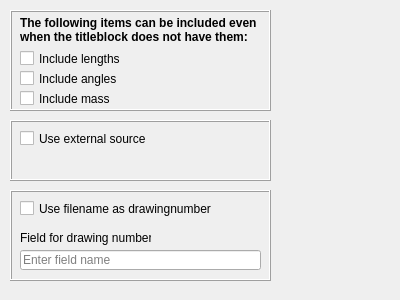
This is UI/PreferenceUI.ui in APEbbers/TitleBlock-WB as Qt 5 draws it before an edit. The edited form follows.
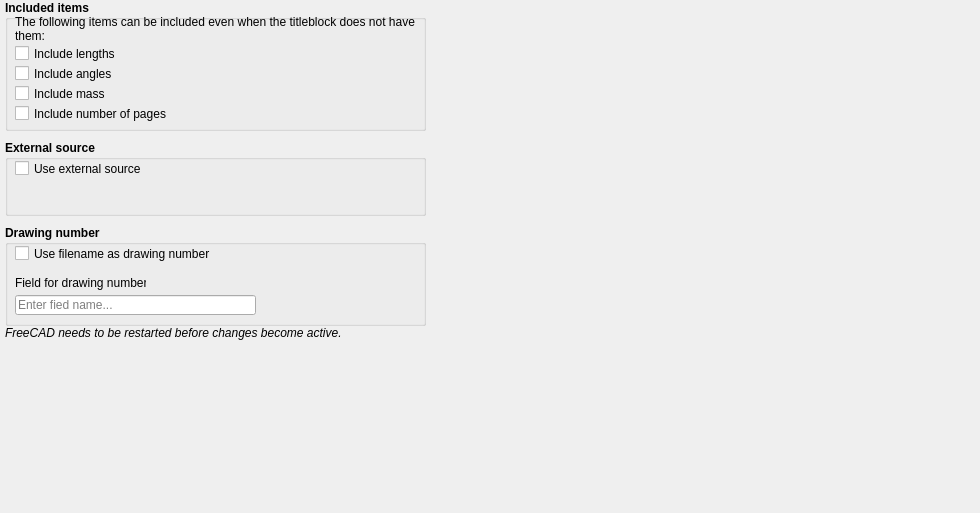
This is the edited form. Custom widgets are drawn as their Qt base class.

Commit message: Preferences + scripts updated

The edit to the form file:
```diff
--- a/UI/PreferenceUI.ui
+++ b/UI/PreferenceUI.ui
@@ -6,191 +6,54 @@
    <rect>
     <x>0</x>
     <y>0</y>
-    <width>400</width>
-    <height>300</height>
+    <width>980</width>
+    <height>513</height>
    </rect>
   </property>
   <property name="windowTitle">
    <string>Form</string>
   </property>
-  <widget class="QFrame" name="frame">
+  <property name="inputMethodHints">
+   <set>Qt::ImhNone</set>
+  </property>
+  <widget class="QGroupBox" name="groupBox">
    <property name="geometry">
     <rect>
-     <x>10</x>
-     <y>10</y>
-     <width>261</width>
+     <x>5</x>
+     <y>225</y>
+     <width>421</width>
      <height>101</height>
     </rect>
    </property>
-   <property name="frameShape">
-    <enum>QFrame::Box</enum>
+   <property name="font">
+    <font>
+     <weight>75</weight>
+     <bold>true</bold>
+    </font>
    </property>
-   <property name="frameShadow">
-    <enum>QFrame::Raised</enum>
+   <property name="title">
+    <string>Drawing number</string>
    </property>
-   <widget class="Gui::PrefCheckBox" name="IncludeAngleUnit">
-    <property name="geometry">
-     <rect>
-      <x>10</x>
-      <y>60</y>
-      <width>121</width>
-      <height>17</height>
-     </rect>
-    </property>
-    <property name="text">
-     <string>Include angles</string>
-    </property>
-    <property name="prefEntry" stdset="0">
-     <cstring>IncludeAngle</cstring>
-    </property>
-    <property name="prefPath" stdset="0">
-     <cstring>Mod\TechDrawTitleBlockUtility\UI</cstring>
-    </property>
-   </widget>
-   <widget class="Gui::PrefCheckBox" name="IncludeLengthUnit">
-    <property name="geometry">
-     <rect>
-      <x>10</x>
-      <y>40</y>
-      <width>121</width>
-      <height>17</height>
-     </rect>
-    </property>
-    <property name="text">
-     <string>Include lengths</string>
-    </property>
-    <property name="prefEntry" stdset="0">
-     <cstring>IncludeLength</cstring>
-    </property>
-    <property name="prefPath" stdset="0">
-     <cstring>Mod\TechDrawTitleBlockUtility\UI</cstring>
-    </property>
-   </widget>
-   <widget class="Gui::UrlLabel" name="urlLabel">
-    <property name="geometry">
-     <rect>
-      <x>10</x>
-      <y>0</y>
-      <width>261</width>
-      <height>41</height>
-     </rect>
-    </property>
-    <property name="font">
-     <font>
-      <weight>75</weight>
-      <bold>true</bold>
-     </font>
-    </property>
-    <property name="text">
-     <string>The following items can be included even when the titleblock does not have them:</string>
-    </property>
-    <property name="textFormat">
-     <enum>Qt::RichText</enum>
-    </property>
-    <property name="wordWrap">
-     <bool>true</bool>
-    </property>
-   </widget>
-   <widget class="Gui::PrefCheckBox" name="IncludeMassUnit">
-    <property name="geometry">
-     <rect>
-      <x>10</x>
-      <y>80</y>
-      <width>121</width>
-      <height>17</height>
-     </rect>
-    </property>
-    <property name="text">
-     <string>Include mass</string>
-    </property>
-    <property name="prefEntry" stdset="0">
-     <cstring>IncludeMass</cstring>
-    </property>
-    <property name="prefPath" stdset="0">
-     <cstring>Mod\TechDrawTitleBlockUtility\UI</cstring>
-    </property>
-   </widget>
-  </widget>
-  <widget class="QFrame" name="frame_2">
-   <property name="geometry">
-    <rect>
-     <x>10</x>
-     <y>120</y>
-     <width>261</width>
-     <height>61</height>
-    </rect>
-   </property>
-   <property name="frameShape">
-    <enum>QFrame::Box</enum>
-   </property>
-   <property name="frameShadow">
-    <enum>QFrame::Raised</enum>
-   </property>
-   <widget class="Gui::PrefCheckBox" name="UseExternalSource">
-    <property name="geometry">
-     <rect>
-      <x>10</x>
-      <y>10</y>
-      <width>231</width>
-      <height>17</height>
-     </rect>
-    </property>
-    <property name="text">
-     <string>Use external source</string>
-    </property>
-    <property name="prefEntry" stdset="0">
-     <cstring>UseExternalSource</cstring>
-    </property>
-    <property name="prefPath" stdset="0">
-     <cstring>Mod\\TechDrawTitleBlockUtility\\UI</cstring>
-    </property>
-   </widget>
-   <widget class="Gui::PrefFileChooser" name="ExternalFileChooser">
-    <property name="geometry">
-     <rect>
-      <x>10</x>
-      <y>30</y>
-      <width>241</width>
-      <height>23</height>
-     </rect>
-    </property>
-    <property name="filter">
-     <string extracomment="*.xlsx"/>
-    </property>
-    <property name="prefEntry" stdset="0">
-     <cstring>ExternalFile</cstring>
-    </property>
-    <property name="prefPath" stdset="0">
-     <cstring>Mod\TechDrawTitleBlockUtility\UI</cstring>
-    </property>
-   </widget>
-  </widget>
-  <widget class="QFrame" name="frame_3">
-   <property name="geometry">
-    <rect>
-     <x>10</x>
-     <y>190</y>
-     <width>261</width>
-     <height>91</height>
-    </rect>
-   </property>
-   <property name="frameShape">
-    <enum>QFrame::Box</enum>
-   </property>
-   <property name="frameShadow">
-    <enum>QFrame::Raised</enum>
+   <property name="flat">
+    <bool>false</bool>
    </property>
    <widget class="Gui::PrefCheckBox" name="UseFileName">
     <property name="geometry">
      <rect>
       <x>10</x>
-      <y>10</y>
+      <y>20</y>
       <width>241</width>
       <height>17</height>
      </rect>
     </property>
+    <property name="font">
+     <font>
+      <weight>50</weight>
+      <bold>false</bold>
+     </font>
+    </property>
     <property name="text">
-     <string>Use filename as drawingnumber</string>
+     <string>Use filename as drawing number</string>
     </property>
     <property name="prefEntry" stdset="0">
      <cstring>UseFileName</cstring>
@@ -203,39 +66,298 @@
     <property name="geometry">
      <rect>
       <x>10</x>
-      <y>40</y>
+      <y>50</y>
       <width>131</width>
       <height>16</height>
      </rect>
     </property>
+    <property name="font">
+     <font>
+      <weight>50</weight>
+      <bold>false</bold>
+     </font>
+    </property>
     <property name="text">
-     <string>Field for drawing number</string>
+     <string>Field for drawing number:</string>
     </property>
    </widget>
-   <widget class="Gui::AccelLineEdit" name="DrawingNumber">
+   <widget class="Gui::PrefLineEdit" name="DrawingNumber">
     <property name="geometry">
      <rect>
       <x>10</x>
-      <y>60</y>
+      <y>70</y>
       <width>241</width>
       <height>20</height>
      </rect>
     </property>
-    <property name="inputMethodHints">
-     <set>Qt::ImhNone</set>
+    <property name="font">
+     <font>
+      <weight>50</weight>
+      <bold>false</bold>
+     </font>
     </property>
     <property name="inputMask">
-     <string extracomment="Enter field name"/>
+     <string/>
+    </property>
+    <property name="text">
+     <string/>
     </property>
     <property name="placeholderText">
-     <string>Enter field name</string>
+     <string>Enter fied name...</string>
     </property>
-    <property name="clearButtonEnabled">
+    <property name="prefEntry" stdset="0">
+     <cstring>DrwNrFieldName</cstring>
+    </property>
+    <property name="prefPath" stdset="0">
+     <cstring>TechDrawTitleBlockUtility</cstring>
+    </property>
+   </widget>
+  </widget>
+  <widget class="QGroupBox" name="groupBox_2">
+   <property name="geometry">
+    <rect>
+     <x>5</x>
+     <y>140</y>
+     <width>421</width>
+     <height>76</height>
+    </rect>
+   </property>
+   <property name="font">
+    <font>
+     <weight>75</weight>
+     <bold>true</bold>
+    </font>
+   </property>
+   <property name="title">
+    <string>External source</string>
+   </property>
+   <property name="flat">
+    <bool>false</bool>
+   </property>
+   <property name="checkable">
+    <bool>false</bool>
+   </property>
+   <widget class="Gui::PrefFileChooser" name="ExternalFileChooser">
+    <property name="enabled">
+     <bool>false</bool>
+    </property>
+    <property name="geometry">
+     <rect>
+      <x>10</x>
+      <y>40</y>
+      <width>401</width>
+      <height>23</height>
+     </rect>
+    </property>
+    <property name="font">
+     <font>
+      <weight>50</weight>
+      <bold>false</bold>
+     </font>
+    </property>
+    <property name="fileName">
+     <string/>
+    </property>
+    <property name="filter">
+     <string>*.xlsx</string>
+    </property>
+    <property name="prefEntry" stdset="0">
+     <cstring>ExternalFile</cstring>
+    </property>
+    <property name="prefPath" stdset="0">
+     <cstring>TechDrawTitleBlockUtility</cstring>
+    </property>
+   </widget>
+   <widget class="Gui::PrefCheckBox" name="UseExternalSource">
+    <property name="geometry">
+     <rect>
+      <x>10</x>
+      <y>20</y>
+      <width>231</width>
+      <height>17</height>
+     </rect>
+    </property>
+    <property name="font">
+     <font>
+      <weight>50</weight>
+      <bold>false</bold>
+     </font>
+    </property>
+    <property name="text">
+     <string>Use external source</string>
+    </property>
+    <property name="prefEntry" stdset="0">
+     <cstring>UseExternalSource</cstring>
+    </property>
+    <property name="prefPath" stdset="0">
+     <cstring>TechDrawTitleBlockUtility</cstring>
+    </property>
+   </widget>
+  </widget>
+  <widget class="QGroupBox" name="groupBox_3">
+   <property name="geometry">
+    <rect>
+     <x>5</x>
+     <y>0</y>
+     <width>421</width>
+     <height>131</height>
+    </rect>
+   </property>
+   <property name="font">
+    <font>
+     <weight>75</weight>
+     <bold>true</bold>
+    </font>
+   </property>
+   <property name="title">
+    <string>Included items</string>
+   </property>
+   <widget class="Gui::UrlLabel" name="urlLabel">
+    <property name="geometry">
+     <rect>
+      <x>10</x>
+      <y>15</y>
+      <width>401</width>
+      <height>26</height>
+     </rect>
+    </property>
+    <property name="font">
+     <font>
+      <weight>50</weight>
+      <bold>false</bold>
+     </font>
+    </property>
+    <property name="text">
+     <string>The following items can be included even when the titleblock does not have them:</string>
+    </property>
+    <property name="textFormat">
+     <enum>Qt::RichText</enum>
+    </property>
+    <property name="wordWrap">
      <bool>true</bool>
     </property>
    </widget>
+   <widget class="Gui::PrefCheckBox" name="IncludeLengthUnit">
+    <property name="geometry">
+     <rect>
+      <x>10</x>
+      <y>45</y>
+      <width>121</width>
+      <height>17</height>
+     </rect>
+    </property>
+    <property name="font">
+     <font>
+      <weight>50</weight>
+      <bold>false</bold>
+     </font>
+    </property>
+    <property name="text">
+     <string>Include lengths</string>
+    </property>
+    <property name="prefEntry" stdset="0">
+     <cstring>IncludeLength</cstring>
+    </property>
+    <property name="prefPath" stdset="0">
+     <cstring>TechDrawTitleBlockUtility</cstring>
+    </property>
+   </widget>
+   <widget class="Gui::PrefCheckBox" name="IncludeAngleUnit">
+    <property name="geometry">
+     <rect>
+      <x>10</x>
+      <y>65</y>
+      <width>121</width>
+      <height>17</height>
+     </rect>
+    </property>
+    <property name="font">
+     <font>
+      <weight>50</weight>
+      <bold>false</bold>
+     </font>
+    </property>
+    <property name="text">
+     <string>Include angles</string>
+    </property>
+    <property name="prefEntry" stdset="0">
+     <cstring>IncludeAngle</cstring>
+    </property>
+    <property name="prefPath" stdset="0">
+     <cstring>TechDrawTitleBlockUtility</cstring>
+    </property>
+   </widget>
+   <widget class="Gui::PrefCheckBox" name="IncludeMassUnit">
+    <property name="geometry">
+     <rect>
+      <x>10</x>
+      <y>85</y>
+      <width>121</width>
+      <height>17</height>
+     </rect>
+    </property>
+    <property name="font">
+     <font>
+      <weight>50</weight>
+      <bold>false</bold>
+     </font>
+    </property>
+    <property name="text">
+     <string>Include mass</string>
+    </property>
+    <property name="prefEntry" stdset="0">
+     <cstring>IncludeMass</cstring>
+    </property>
+    <property name="prefPath" stdset="0">
+     <cstring>TechDrawTitleBlockUtility</cstring>
+    </property>
+   </widget>
+   <widget class="Gui::PrefCheckBox" name="IncludeNoOfSheets">
+    <property name="geometry">
+     <rect>
+      <x>10</x>
+      <y>105</y>
+      <width>156</width>
+      <height>17</height>
+     </rect>
+    </property>
+    <property name="font">
+     <font>
+      <weight>50</weight>
+      <bold>false</bold>
+     </font>
+    </property>
+    <property name="text">
+     <string>Include number of pages</string>
+    </property>
+    <property name="prefEntry" stdset="0">
+     <cstring>IncludeNoOfSheets</cstring>
+    </property>
+    <property name="prefPath" stdset="0">
+     <cstring>TechDrawTitleBlockUtility</cstring>
+    </property>
+   </widget>
+  </widget>
+  <widget class="QLabel" name="label">
+   <property name="geometry">
+    <rect>
+     <x>5</x>
+     <y>325</y>
+     <width>401</width>
+     <height>16</height>
+    </rect>
+   </property>
+   <property name="font">
+    <font>
+     <italic>true</italic>
+    </font>
+   </property>
+   <property name="text">
+    <string>FreeCAD needs to be restarted before changes become active.</string>
+   </property>
   </widget>
  </widget>
+ <layoutdefault spacing="6" margin="5"/>
  <customwidgets>
   <customwidget>
    <class>Gui::UrlLabel</class>
@@ -247,11 +369,6 @@
    <extends>QWidget</extends>
    <header>Gui/FileDialog.h</header>
   </customwidget>
-  <customwidget>
-   <class>Gui::AccelLineEdit</class>
-   <extends>QLineEdit</extends>
-   <header>Gui/Widgets.h</header>
-  </customwidget>
   <customwidget>
    <class>Gui::PrefFileChooser</class>
    <extends>Gui::FileChooser</extends>
@@ -262,6 +379,11 @@
    <extends>QCheckBox</extends>
    <header>Gui/PrefWidgets.h</header>
   </customwidget>
+  <customwidget>
+   <class>Gui::PrefLineEdit</class>
+   <extends>QLineEdit</extends>
+   <header>Gui/PrefWidgets.h</header>
+  </customwidget>
  </customwidgets>
  <resources/>
  <connections/>
```
Left out of the diff: 73 changed lines with no effect on the pictures. The commit also changes 10 other files.
